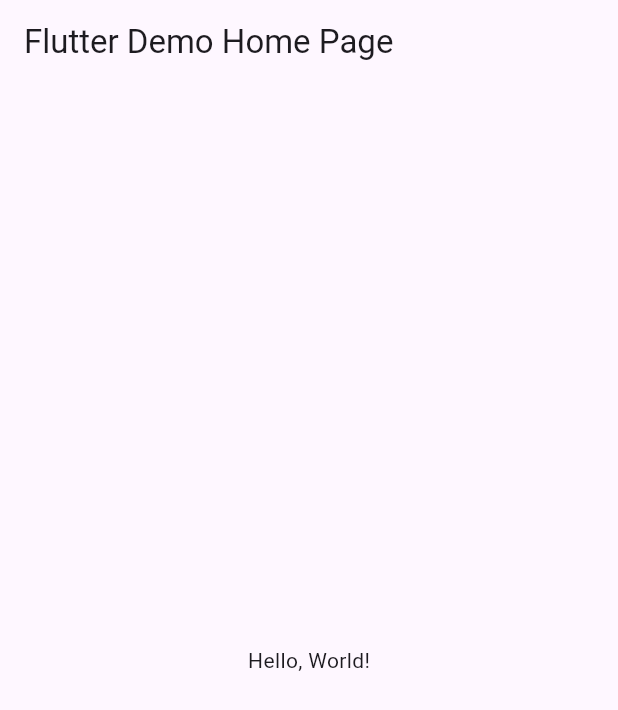
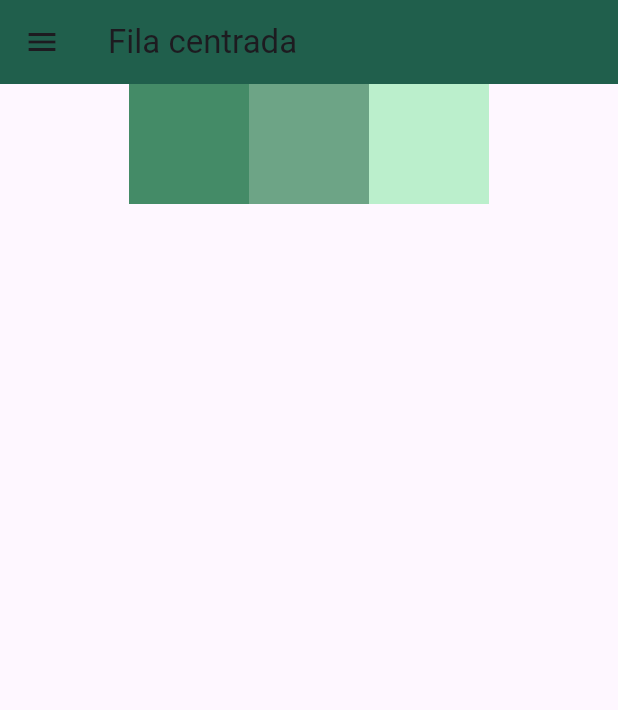
Before and after one commit to dianadianaxd/UII_Act4_Drawer, a Flutter app: the screen it shows after launch, on a phone screen of 412 x 824 dp. Shown: the top 710 px of the screen. Run offline on Flutter 3.47's test engine with Material 3 defaults, Android fonts, the phone set to English and light mode, and no system bars.

```diff
--- /dev/null
+++ b/lib/home.dart
@@ -0,0 +1,42 @@
+import 'package:sanchezz1195/drawer_menu.dart';
+import 'package:flutter/material.dart';
+
+class Home extends StatelessWidget {
+  static const String routeName = '/home';
+
+  @override
+  Widget build(BuildContext context) {
+    return Scaffold(
+      appBar: AppBar(
+        title: Text("Fila centrada"),
+        backgroundColor: Color(0xff205f4c),
+      ),
+      drawer: DrawerMenu(),
+      body: Row(
+        mainAxisAlignment: MainAxisAlignment.center,
+        mainAxisSize: MainAxisSize.max,
+        crossAxisAlignment: CrossAxisAlignment.center,
+        children: <Widget>[
+          Container(
+            padding: const EdgeInsets.all(0.0),
+            color: Color(0xff448b67),
+            width: 80.0,
+            height: 80.0,
+          ),
+          Container(
+            padding: const EdgeInsets.all(0.0),
+            color: Color(0xff6da486),
+            width: 80.0,
+            height: 80.0,
+          ),
+          Container(
+            padding: const EdgeInsets.all(0.0),
+            color: Color(0xffbbefcc),
+            width: 80.0,
+            height: 80.0,
+          ),
+        ],
+      ), // This trailing comma makes auto-formatting nicer for build methods.
+    );
+  }
+}
--- a/lib/main.dart
+++ b/lib/main.dart
@@ -1,43 +1,44 @@
+import 'package:sanchezz1195/movies.dart';
+import 'package:sanchezz1195/profile.dart';
 import 'package:flutter/material.dart';
+import 'pag5.dart';
+import 'contact.dart';
+import 'pag6.dart';
+import 'pag7.dart';
+import 'home.dart';
 
-void main() => runApp(MyApp());
+void main() {
+  runApp(MyApp());
+}
 
 class MyApp extends StatelessWidget {
-  const MyApp({super.key});
+  static const String home = Home.routeName;
+  static const String profile = Profile.routeName;
+  static const String movies = Movies.routeName;
+  static const String contacts = Contact.routeName;
+  static const String pag5 = Pag5.routeName;
+  static const String pag6 = Pag6.routeName;
+  static const String pag7 = Pag7.routeName;
   // This widget is the root of your application.
   @override
   Widget build(BuildContext context) {
     return MaterialApp(
-      // Application name
-      title: 'Flutter Hello World',
-      // Application theme data, you can set the colors for the application as
-      // you want
+      debugShowCheckedModeBanner: false,
+      title: 'Ejemplo Drawer Menu',
       theme: ThemeData(
-        // useMaterial3: false,
         primarySwatch: Colors.blue,
+        visualDensity: VisualDensity.adaptivePlatformDensity,
       ),
-      // A widget which will be started on application startup
-      home: MyHomePage(title: 'Flutter Demo Home Page'),
+      routes: {
+        home: (context) => Home(),
+        profile: (context) => Profile(),
+        movies: (context) => Movies(),
+        contacts: (context) => Contact(),
+        pag5: (context) => Pag5(),
+        pag6: (context) => Pag6(),
+        pag7: (context) => Pag7(),
+      },
+      home: Home(),
     );
   }
 }
-
-class MyHomePage extends StatelessWidget {
-  final String title;
-  const MyHomePage({super.key, required this.title});
-
-  @override
-  Widget build(BuildContext context) {
-    return Scaffold(
-      appBar: AppBar(
-        // The title text which will be shown on the action bar
-        title: Text(title),
-      ),
-      body: Center(
-        child: Text(
-          'Hello, World!',
-        ),
-      ),
-    );
-  }
-}
--- a/pubspec.yaml
+++ b/pubspec.yaml
@@ -17,8 +17,8 @@ dev_dependencies:
 
 flutter:
   uses-material-design: true
-  # assets:
-  #  - images/a_dot_burr.jpeg
+  assets:
+    - assets/images/avatar1.jpg
   #  - images/a_dot_ham.jpeg
   # fonts:
   #   - family: Schyler
```
Also changed, not shown: lib/contact.dart (added, +42 -0 lines), lib/drawer_menu.dart (added, +95 -0 lines), lib/movies.dart (added, +42 -0 lines), lib/pag5.dart (added, +42 -0 lines), lib/pag6.dart (added, +42 -0 lines), lib/pag7.dart (added, +42 -0 lines), lib/profile.dart (added, +42 -0 lines), assets/images/avatar1.jpg (added).
